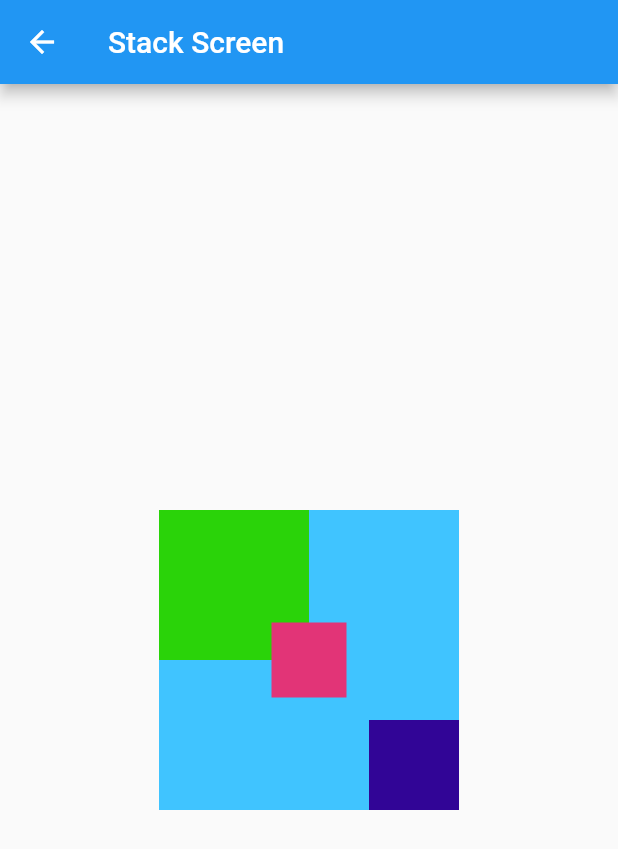
After one commit to Abhay987/all_widget_included, a Flutter app: the StackData screen opened by its route, on a phone screen of 412 x 824 dp. The commit adds this screen. Shown: the top 849 px of the screen. Run offline on Flutter 3.47's test engine with Material 2 defaults, Android fonts, the phone set to English and light mode, and no system bars.

Commit message:
Add Stack Data & file

```diff
--- a/lib/main.dart
+++ b/lib/main.dart
@@ -1,8 +1,11 @@
+
+
 import 'package:flutter/material.dart';
 import 'package:myfirstapp/grid_data.dart';
 import 'package:myfirstapp/img_screen.dart';
 import 'package:myfirstapp/list_data.dart';
 import 'package:myfirstapp/row_column.dart';
+import 'package:myfirstapp/stack_layout.dart';
 
 void main() {
   runApp(MaterialApp(
@@ -13,6 +16,8 @@ void main() {
         '/imgscr':(context) => const ImgScr(),
         '/gridscr':(context) =>  GridData(),
         '/rowcol':(context) =>  const RowColumn(),
+        '/stackdata':(context)=> const StackData(),
+
 
       },));
 }
@@ -36,7 +41,7 @@ class MyApp extends StatelessWidget {
         ElevatedButton(onPressed: (){ Navigator.push(context, MaterialPageRoute(builder: (context)=> ListData(),));}, child: const Text('Listview Launch')),
         ElevatedButton(onPressed: (){ Navigator.pushNamed(context, '/gridscr');}, child: const Text('Grid Launch')),
         ElevatedButton(onPressed: (){ Navigator.pushNamed(context, '/rowcol');}, child: const Text('Row&Column Launch')),
-
+         ElevatedButton(onPressed: (){ Navigator.pushNamed(context, '/stackdata');}, child: const Text('Stack Launch')),
        ],
     ),)
      );
--- /dev/null
+++ b/lib/stack_layout.dart
@@ -0,0 +1,50 @@
+import 'package:flutter/material.dart';
+class StackData extends StatelessWidget {
+  const StackData({ Key? key }) : super(key: key);
+
+  @override
+  Widget build(BuildContext context) {
+    return SafeArea(child: Scaffold(appBar: AppBar(title: const Text('Stack Screen'),),
+    body: SafeArea(
+      child: Center(
+          child: Container(
+                 width: 200,
+                height: 200,
+                color: Colors.lightBlueAccent,
+            child: Stack(
+              alignment: Alignment.bottomLeft,
+              children: [
+              Positioned(
+                left: 0,
+                top: 0,
+                child: Container(
+                      width: 100,
+                    height: 100,
+                    color: const Color.fromARGB(255, 42, 211, 9),
+                  ),
+              ),
+              Positioned(
+                bottom: 0,
+                right: 0,
+                child: Container(
+                   width: 60,
+                  height: 60,
+                  color: const Color.fromARGB(255, 49, 5, 150),
+                ),
+              ),
+                Align(alignment: Alignment.center,
+                  child: Container(
+                   width: 50,
+                  height: 50,
+                  color: const Color.fromARGB(255, 226, 52, 119),
+                              ),
+                ),
+
+              ],
+            ),
+          ),
+
+      )
+      ),));
+  }
+}
```
